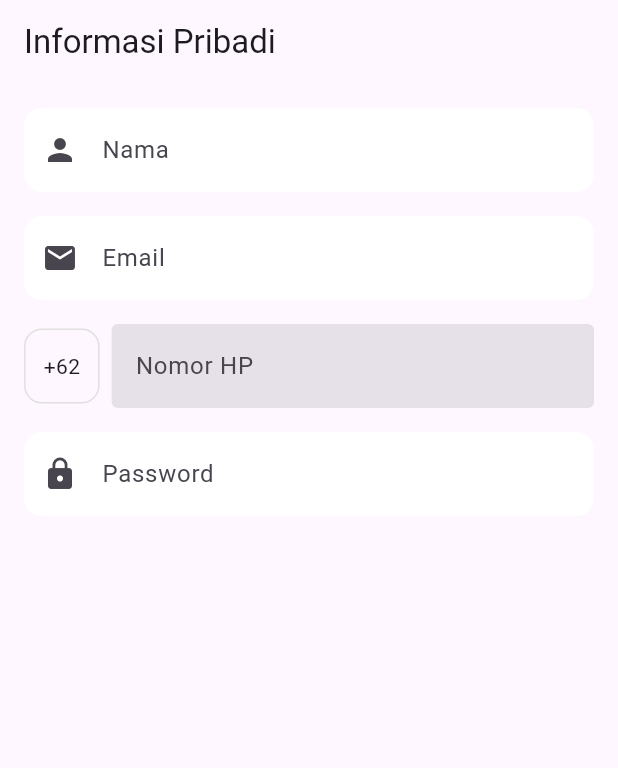
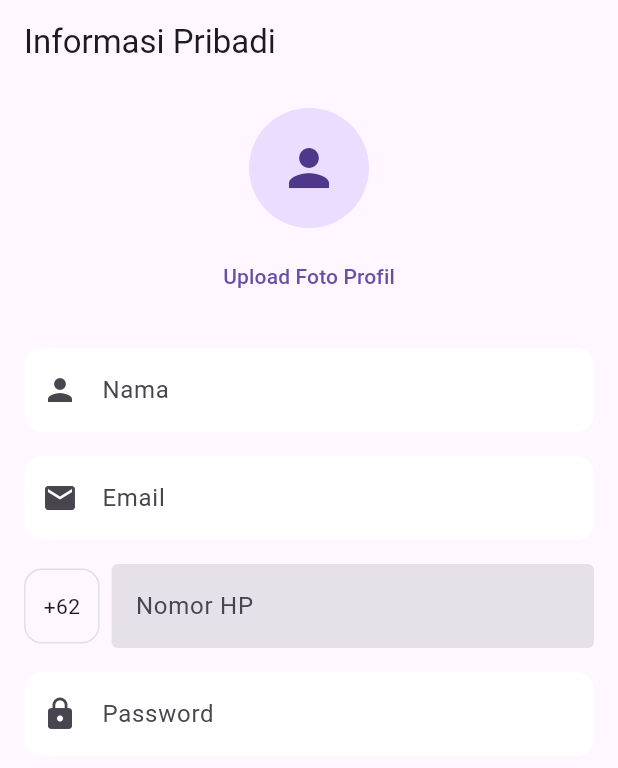
Before and after one commit to Frientia/project_mobile_UAS, a Flutter app: the screen it shows after launch, on a phone screen of 412 x 824 dp. Shown: the top 768 px of the screen. Run offline on Flutter 3.47's test engine with Material 3 defaults, Android fonts, the phone set to English and light mode, and no system bars; our stand-ins replace country_picker, firebase_auth, firebase_core, flutter_dotenv, lottie, shared_preferences and 1 more; accounts and stored records are empty.

Commit message:
menambahkan profile header dengan avatar

```diff
--- a/lib/pages/profile_page.dart
+++ b/lib/pages/profile_page.dart
@@ -33,6 +33,8 @@ class _MyProfileState extends State<MyProfile> {
         padding: const EdgeInsets.all(16),
         child: ListView(
           children: [
+            _profileHeader(), // ✅ PANGGIL DI SINI
+            const SizedBox(height: 24),
             _inputField('Nama', Icons.person, _nameController),
             _inputField('Email', Icons.email, _emailController),
             _phoneField(),
@@ -45,6 +47,21 @@ class _MyProfileState extends State<MyProfile> {
           ],
         ),
       ),
+    );
+  }
+
+  Widget _profileHeader() {
+    return Column(
+      children: [
+        const CircleAvatar(radius: 40, child: Icon(Icons.person, size: 40)),
+        const SizedBox(height: 8),
+        TextButton(
+          onPressed: () {
+            // nanti bisa isi upload image
+          },
+          child: const Text('Upload Foto Profil'),
+        ),
+      ],
     );
   }
 
```
